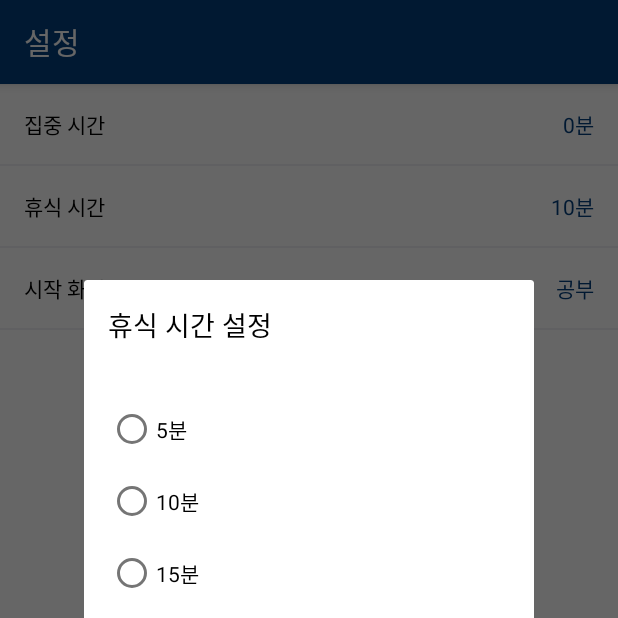
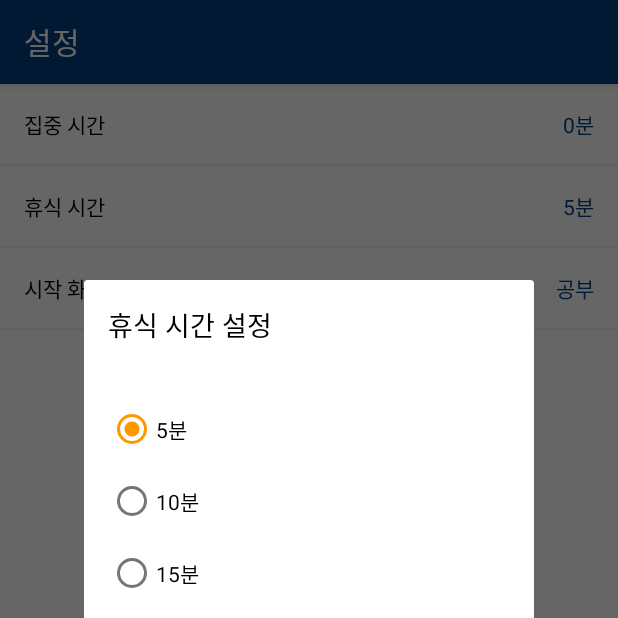
Before and after one commit to hohoprince/Just-Study, an Android app: the SettingsFragment screen opened through its navigation route, after a tap on "휴식 시간", on a phone screen of 412 x 824 dp, the top half of it. Run offline under Robolectric (Android 15) with nearby library versions, the phone set to English and light mode, and no system bars; our stand-ins replace navigation-ui.

Commit message:
휴식시간 버튼 기능 구현

```diff
--- a/JustStudy/app/src/main/java/com/sunhoon/juststudy/ui/settings/SettingsFragment.kt
+++ b/JustStudy/app/src/main/java/com/sunhoon/juststudy/ui/settings/SettingsFragment.kt
@@ -6,6 +6,8 @@ import android.os.Bundle
 import android.view.LayoutInflater
 import android.view.View
 import android.view.ViewGroup
+import android.widget.Button
+import android.widget.RadioGroup
 import android.widget.TextView
 import androidx.constraintlayout.widget.ConstraintLayout
 import androidx.fragment.app.Fragment
@@ -26,16 +28,28 @@ class SettingsFragment : Fragment() {
         settingsViewModel =
             ViewModelProvider(this).get(SettingsViewModel::class.java)
         val root = inflater.inflate(R.layout.fragment_settings, container, false)
-//        val textView: TextView = root.findViewById(R.id.text_notifications)
-//        notificationsViewModel.text.observe(viewLifecycleOwner, Observer {
-//            textView.text = it
-//        })
 
         // 집중 시간 텍스트 뷰
         val textConTime = root.findViewById<TextView>(R.id.text_con_time)
         settingsViewModel.stringConcentrationTime.observe(viewLifecycleOwner, Observer {
             textConTime.text = it
         })
+
+        // 휴식 시간 텍스트 뷰
+        val breakTimeTextView = root.findViewById<TextView>(R.id.break_time_textview)
+        settingsViewModel.breakTime.observe(viewLifecycleOwner, Observer {
+            var text = ""
+            when (it) {
+                0 -> text = "5분"
+                1 -> text = "10분"
+                2 -> text = "15분"
+                3 -> text = "20분"
+                4 -> text = "25분"
+                5 -> text = "30분"
+            }
+            breakTimeTextView.text = text
+        })
+
 
         // 집중 시간 설정
         val constraintLayout = root.findViewById<ConstraintLayout>(R.id.concentrationTimeLayout)
@@ -54,6 +68,36 @@ class SettingsFragment : Fragment() {
         breakTimeLayout.setOnClickListener {
             val dlg = Dialog(requireContext())
             dlg.setContentView(R.layout.dialog_breaktime)
+
+            // 라디오 그룹
+            val radioGroup = dlg.findViewById<RadioGroup>(R.id.radioGroup)
+            var buttonId = 0
+            when (settingsViewModel.breakTime.value) {
+                0 -> buttonId = R.id.radio_break_time1
+                1 -> buttonId = R.id.radio_break_time2
+                2 -> buttonId = R.id.radio_break_time3
+                3 -> buttonId = R.id.radio_break_time4
+                4 -> buttonId = R.id.radio_break_time5
+                5 -> buttonId = R.id.radio_break_time6
+            }
+            radioGroup.check(buttonId)
+            radioGroup.setOnCheckedChangeListener { _, checkedId ->
+                when (checkedId) {
+                    R.id.radio_break_time1 -> settingsViewModel.breakTime.value = 0
+                    R.id.radio_break_time2 -> settingsViewModel.breakTime.value = 1
+                    R.id.radio_break_time3 -> settingsViewModel.breakTime.value = 2
+                    R.id.radio_break_time4 -> settingsViewModel.breakTime.value = 3
+                    R.id.radio_break_time5 -> settingsViewModel.breakTime.value = 4
+                    R.id.radio_break_time6 -> settingsViewModel.breakTime.value = 5
+                }
+            }
+
+            // 확인 버튼
+            val okButton = dlg.findViewById<Button>(R.id.break_time_ok_button)
+            okButton.setOnClickListener {
+                dlg.dismiss()
+            }
+
             dlg.show()
         }
 
--- a/JustStudy/app/src/main/java/com/sunhoon/juststudy/ui/settings/SettingsViewModel.kt
+++ b/JustStudy/app/src/main/java/com/sunhoon/juststudy/ui/settings/SettingsViewModel.kt
@@ -11,12 +11,11 @@ class SettingsViewModel : ViewModel() {
     }
     val stringConcentrationTime: LiveData<String> = _stringConcentrationTime
 
-    var breakTime: Long = 0L
+    // 휴식 시간 설정값
+    val breakTime = MutableLiveData<Int>().apply {
+        value = 0
+    }
 
-//    private val _text = MutableLiveData<String>().apply {
-//        value = "This is notifications Fragment"
-//    }
-//    val text: LiveData<String> = _text
 
     fun setStringConTime(time: String) {
         _stringConcentrationTime.value = time
--- a/JustStudy/app/src/main/java/com/sunhoon/juststudy/ui/study/StudyFragment.kt
+++ b/JustStudy/app/src/main/java/com/sunhoon/juststudy/ui/study/StudyFragment.kt
@@ -26,10 +26,6 @@ class StudyFragment : Fragment() {
         studyViewModel =
             ViewModelProvider(this).get(StudyViewModel::class.java)
         val root = inflater.inflate(R.layout.fragment_study, container, false)
-//        val textView: TextView = root.findViewById(R.id.text_dashboard)
-//        dashboardViewModel.text.observe(viewLifecycleOwner, Observer {
-//            textView.text = it
-//        })
 
         // 스톱워치 / 타이머 텍스트뷰
         val timeTextView = root.findViewById<TextView>(R.id.time)
--- a/JustStudy/app/src/main/res/layout/dialog_breaktime.xml
+++ b/JustStudy/app/src/main/res/layout/dialog_breaktime.xml
@@ -18,37 +18,37 @@
                 android:text="5분"
                 android:layout_width="match_parent"
                 android:layout_height="wrap_content"
-                android:id="@+id/radio_lamp_auto"/>
+                android:id="@+id/radio_break_time1"/>
 
         <RadioButton
                 android:text="10분"
                 android:layout_width="match_parent"
                 android:layout_height="wrap_content"
-                android:id="@+id/radio_lamp_off"/>
+                android:id="@+id/radio_break_time2"/>
 
         <RadioButton
                 android:text="15분"
                 android:layout_width="match_parent"
                 android:layout_height="wrap_content"
-                android:id="@+id/radio_lamp_3500"/>
+                android:id="@+id/radio_break_time3"/>
 
         <RadioButton
                 android:text="20분"
                 android:layout_width="match_parent"
                 android:layout_height="wrap_content"
-                android:id="@+id/radio_lamp_5000"/>
+                android:id="@+id/radio_break_time4"/>
 
         <RadioButton
                 android:text="25분"
                 android:layout_width="match_parent"
                 android:layout_height="wrap_content"
-                android:id="@+id/radio_lamp_6500"/>
+                android:id="@+id/radio_break_time5"/>
 
         <RadioButton
                 android:text="30분"
                 android:layout_width="match_parent"
                 android:layout_height="wrap_content"
-                android:id="@+id/radioButton7"/>
+                android:id="@+id/radio_break_time6"/>
     </RadioGroup>
 
     <TextView
@@ -67,7 +67,7 @@
             android:text="확인"
             android:layout_width="wrap_content"
             android:layout_height="wrap_content"
-            android:id="@+id/lamp_ok_button"
+            android:id="@+id/break_time_ok_button"
             app:layout_constraintTop_toBottomOf="@+id/radioGroup"
             app:layout_constraintStart_toStartOf="parent"
             app:layout_constraintEnd_toEndOf="parent"
--- a/JustStudy/app/src/main/res/layout/fragment_settings.xml
+++ b/JustStudy/app/src/main/res/layout/fragment_settings.xml
@@ -67,7 +67,7 @@
                     android:text="10분"
                     android:layout_width="wrap_content"
                     android:layout_height="wrap_content"
-                    android:id="@+id/textView16"
+                    android:id="@+id/break_time_textview"
                     app:layout_constraintTop_toTopOf="parent"
                     app:layout_constraintBottom_toBottomOf="parent"
                     app:layout_constraintEnd_toEndOf="parent"
```
